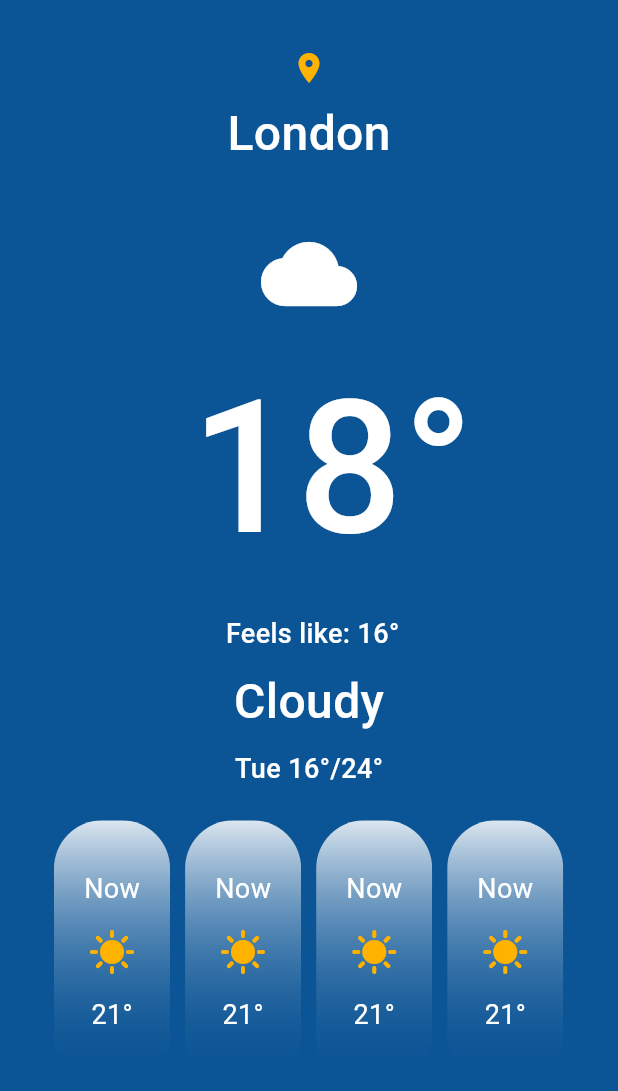
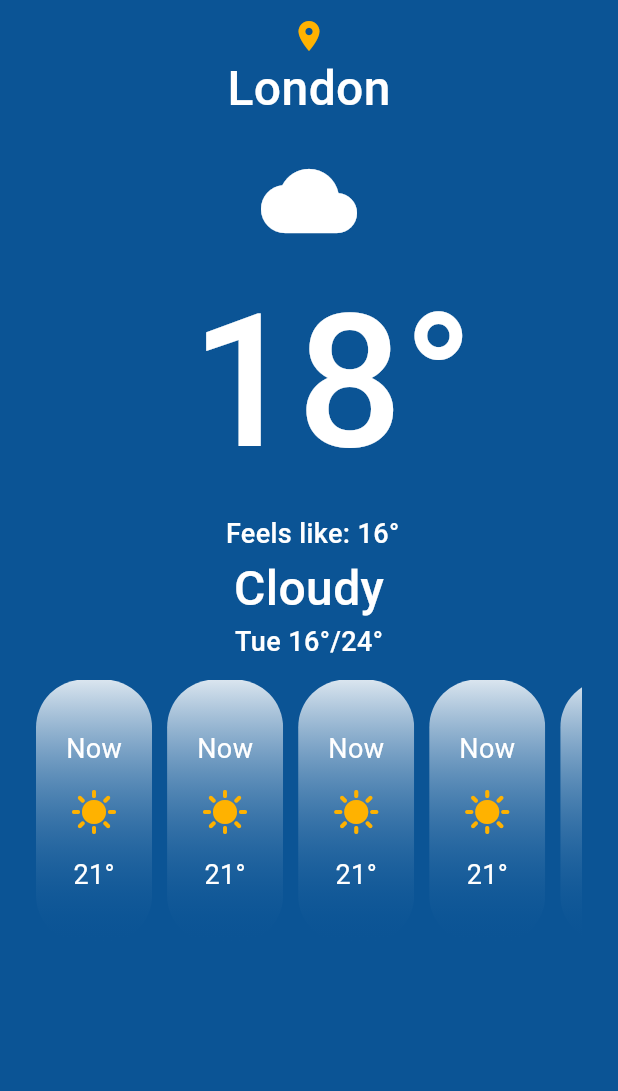
Before and after one commit to KhalidWRamadan/weather_app, a Flutter app: the screen it shows after launch, on a phone screen of 412 x 824 dp, the part 84-1175 px from its top. Run offline on Flutter 3.47's test engine with Material 3 defaults, Android fonts, the phone set to English and light mode, and no system bars; our stand-ins replace dio, flutter_dotenv.

```diff
--- a/lib/main.dart
+++ b/lib/main.dart
@@ -1,7 +1,10 @@
 import 'package:flutter/material.dart';
+import 'package:flutter_dotenv/flutter_dotenv.dart';
+
 import 'package:weather_app/views/home_view.dart';
 
-void main() {
+void main() async {
+  await dotenv.load(fileName: 'api.env');
   runApp(const WeatherApp());
 }
 
--- a/lib/views/home_view.dart
+++ b/lib/views/home_view.dart
@@ -29,6 +29,11 @@ class HomeView extends StatelessWidget {
           ),
         ],
       ),
-        body: const WeatherView());
+      body: ListView(
+        children: const [
+          WeatherView(),
+        ],
+      ),
+    );
   }
 }
--- a/lib/views/weather_view.dart
+++ b/lib/views/weather_view.dart
@@ -7,7 +7,7 @@ class WeatherView extends StatelessWidget {
   Widget build(BuildContext context) {
     return const Center(
       child: Padding(
-        padding: EdgeInsets.all(24),
+        padding: EdgeInsets.all(12),
         child: Column(
           mainAxisAlignment: MainAxisAlignment.spaceEvenly,
           //mainAxisAlignment: MainAxisAlignment.center,
```
Also changed, not shown: lib/services/location_service.dart (added, +22 -0 lines), lib/services/weather_service.dart (added, +18 -0 lines), pubspec.yaml (+4 -3 lines), pubspec.lock, 1 other file. Lines whose indentation alone changed are shown as unchanged.
